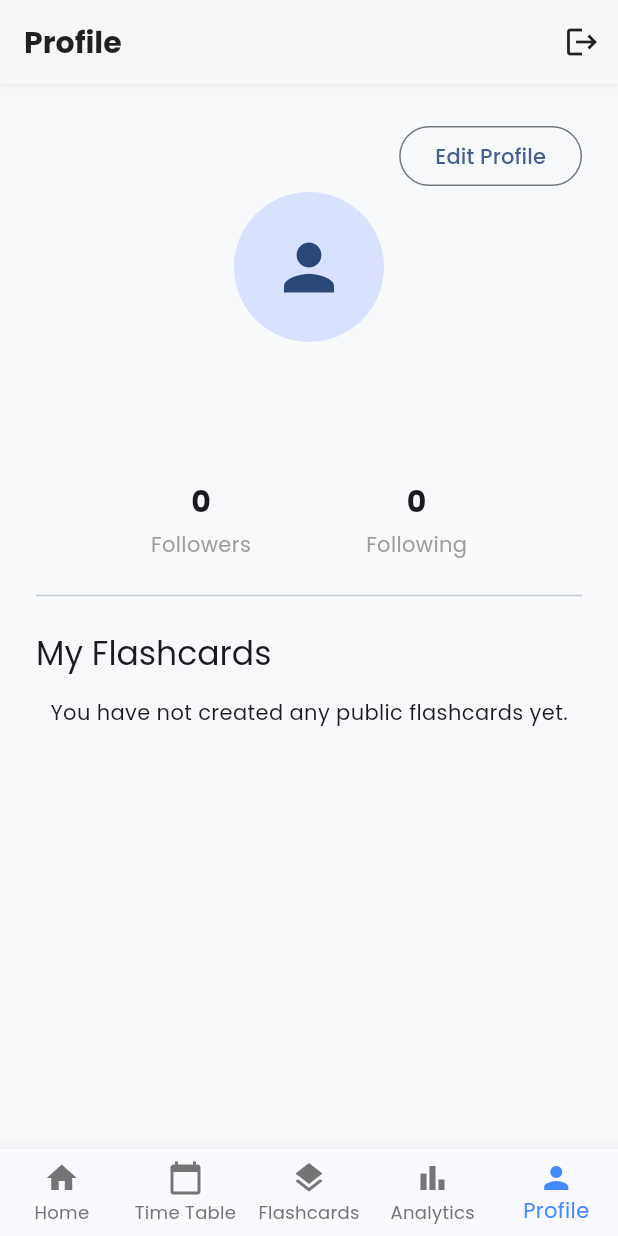
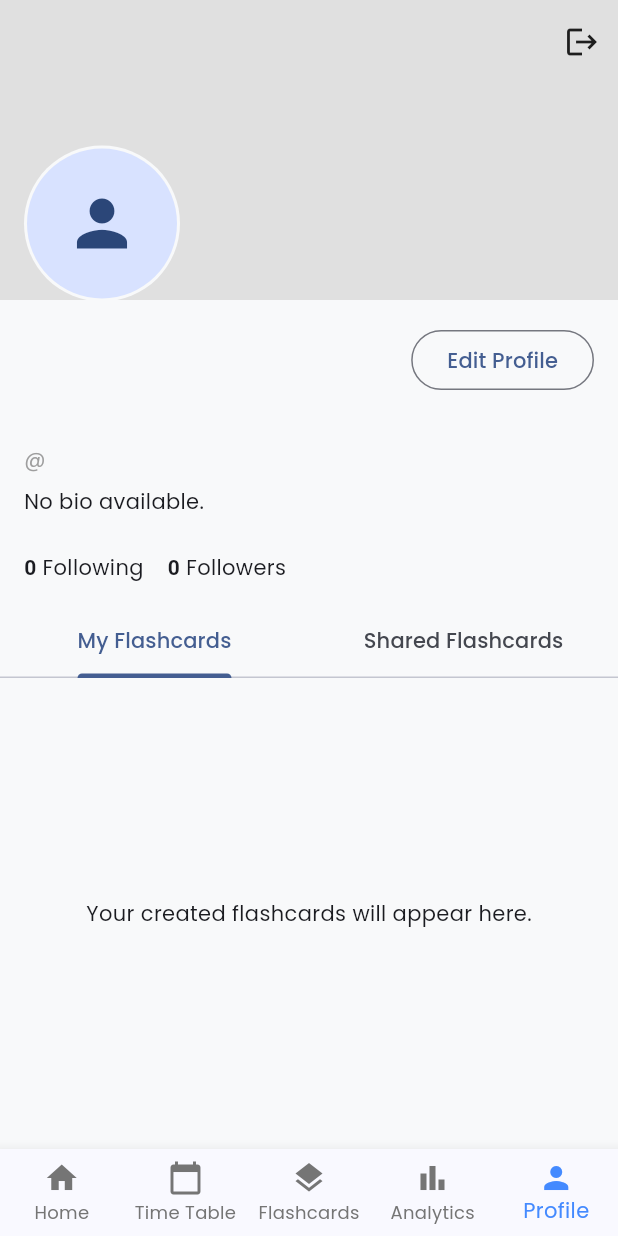
Before and after one commit to opkukna1/chetegram, a Flutter app: the ProfileScreen screen opened by its route, on a phone screen of 412 x 824 dp. Run offline on Flutter 3.47's test engine with Material 3 defaults, Android fonts, the phone set to English and light mode, and no system bars; our stand-ins replace cloud_firestore, firebase_auth, firebase_core, firebase_storage, go_router, google_fonts and 2 more; accounts and stored records are empty; generated files the repository leaves out were written again.

Commit message:
Update profile_screen.dart

```diff
--- a/lib/screens/profile_screen.dart
+++ b/lib/screens/profile_screen.dart
@@ -1,3 +1,4 @@
+import 'package:chetegram/models/user_model.dart';
 import 'package:chetegram/services/auth_service.dart';
 import 'package:chetegram/services/firestore_service.dart';
 import 'package:cloud_firestore/cloud_firestore.dart';
@@ -11,15 +12,16 @@ class ProfileScreen extends StatefulWidget {
   State<ProfileScreen> createState() => _ProfileScreenState();
 }
 
-class _ProfileScreenState extends State<ProfileScreen> {
+class _ProfileScreenState extends State<ProfileScreen> with SingleTickerProviderStateMixin {
   final AuthService _authService = AuthService();
   final FirestoreService _firestoreService = FirestoreService();
-
+  late TabController _tabController;
   late Future<DocumentSnapshot?> _userProfileFuture;
 
   @override
   void initState() {
     super.initState();
+    _tabController = TabController(length: 2, vsync: this); // 2 टैब्स के लिए
     _loadProfile();
   }
 
@@ -30,20 +32,14 @@ class _ProfileScreenState extends State<ProfileScreen> {
   }
 
   @override
+  void dispose() {
+    _tabController.dispose();
+    super.dispose();
+  }
+
+  @override
   Widget build(BuildContext context) {
     return Scaffold(
-      appBar: AppBar(
-        title: const Text('Profile'),
-        actions: [
-          IconButton(
-            icon: const Icon(Icons.logout),
-            onPressed: () async {
-              await _authService.signOut();
-              if (mounted) context.go('/login');
-            },
-          ),
-        ],
-      ),
       body: FutureBuilder<DocumentSnapshot?>(
         future: _userProfileFuture,
         builder: (context, snapshot) {
@@ -54,62 +50,121 @@ class _ProfileScreenState extends State<ProfileScreen> {
             return const Center(child: Text('Could not load profile.'));
           }
 
-          final userData = snapshot.data!.data() as Map<String, dynamic>;
-          final String name = userData['name'] ?? 'No Name';
-          final String email = userData['email'] ?? 'No Email';
-          final int followers = userData['followersCount'] ?? 0;
-          final int following = userData['followingCount'] ?? 0;
+          final user = UserModel.fromFirestore(snapshot.data!);
 
-          return ListView(
-            padding: const EdgeInsets.all(24.0),
+          return NestedScrollView(
+            headerSliverBuilder: (context, innerBoxIsScrolled) {
+              return <Widget>[
+                SliverAppBar(
+                  expandedHeight: 200.0,
+                  floating: false,
+                  pinned: true,
+                  actions: [
+                    IconButton(
+                      icon: const Icon(Icons.logout),
+                      onPressed: () async {
+                        await _authService.signOut();
+                        if (mounted) context.go('/login');
+                      },
+                    ),
+                  ],
+                  flexibleSpace: FlexibleSpaceBar(
+                    background: Stack(
+                      fit: StackFit.expand,
                       children: [
-              Row(
-                mainAxisAlignment: MainAxisAlignment.end,
+                        // कवर फोटो
+                        user.coverPhotoUrl.isNotEmpty
+                            ? Image.network(user.coverPhotoUrl, fit: BoxFit.cover)
+                            : Container(color: Colors.grey.shade300),
+                        // प्रोफाइल पिक्चर
+                        Positioned(
+                          bottom: -1, // थोड़ा ओवरलैप करने के लिए
+                          left: 16,
+                          child: CircleAvatar(
+                            radius: 52,
+                            backgroundColor: Theme.of(context).scaffoldBackgroundColor,
+                            child: CircleAvatar(
+                              radius: 50,
+                              backgroundImage: user.profilePicUrl.isNotEmpty ? NetworkImage(user.profilePicUrl) : null,
+                              child: user.profilePicUrl.isEmpty ? const Icon(Icons.person, size: 50) : null,
+                            ),
+                          ),
+                        ),
+                      ],
+                    ),
+                  ),
+                ),
+              ];
+            },
+            body: Column(
               children: [
-                  OutlinedButton(
+                Padding(
+                  padding: const EdgeInsets.all(16.0),
+                  child: Column(
+                    crossAxisAlignment: CrossAxisAlignment.start,
+                    children: [
+                      Align(
+                        alignment: Alignment.centerRight,
+                        child: OutlinedButton(
                           onPressed: () => context.push('/edit-profile').then((_) => _loadProfile()),
                           child: const Text('Edit Profile'),
                         ),
+                      ),
+                      Text(user.name, style: Theme.of(context).textTheme.headlineSmall?.copyWith(fontWeight: FontWeight.bold)),
+                      Text('@${user.email.split('@')[0]}', style: const TextStyle(color: Colors.grey)),
+                      const SizedBox(height: 8),
+                      Text(user.bio.isNotEmpty ? user.bio : 'No bio available.'),
+                      const SizedBox(height: 8),
+                      if(user.location.isNotEmpty) Row(
+                        children: [
+                          const Icon(Icons.location_on_outlined, size: 16, color: Colors.grey),
+                          const SizedBox(width: 4),
+                          Text(user.location, style: const TextStyle(color: Colors.grey)),
                         ],
                       ),
-              const CircleAvatar(
-                radius: 50,
-                child: Icon(Icons.person, size: 50),
+                      const SizedBox(height: 16),
+                      Row(
+                        children: [
+                          Text.rich(
+                            TextSpan(children: [
+                              TextSpan(text: '${user.followingCount}', style: const TextStyle(fontWeight: FontWeight.bold)),
+                              const TextSpan(text: ' Following'),
+                            ]),
                           ),
-              const SizedBox(height: 16),
-              Center(
-                child: Text(
-                  name,
-                  style: Theme.of(context).textTheme.headlineSmall?.copyWith(fontWeight: FontWeight.bold),
+                          const SizedBox(width: 16),
+                          Text.rich(
+                            TextSpan(children: [
+                              TextSpan(text: '${user.followersCount}', style: const TextStyle(fontWeight: FontWeight.bold)),
+                              const TextSpan(text: ' Followers'),
+                            ]),
+                          ),
+                        ],
+                      ),
+                    ],
                   ),
                 ),
-              Center(child: Text(email, style: const TextStyle(color: Colors.grey))),
-              const SizedBox(height: 24),
-              Row(
-                mainAxisAlignment: MainAxisAlignment.spaceEvenly,
-                children: [
-                  _buildStatColumn('Followers', followers.toString()),
-                  _buildStatColumn('Following', following.toString()),
+                TabBar(
+                  controller: _tabController,
+                  tabs: const [
+                    Tab(text: 'My Flashcards'),
+                    Tab(text: 'Shared Flashcards'),
                   ],
                 ),
-              const Divider(height: 48),
-              Text('My Flashcards', style: Theme.of(context).textTheme.titleLarge),
-              const SizedBox(height: 16),
-              const Center(child: Text('You have not created any public flashcards yet.'))
+                Expanded(
+                  child: TabBarView(
+                    controller: _tabController,
+                    children: const [
+                      // भविष्य में यहाँ यूज़र के फ्लैशकार्ड्स की लिस्ट आएगी
+                      Center(child: Text('Your created flashcards will appear here.')),
+                      Center(child: Text('Flashcards shared by you will appear here.')),
                     ],
+                  ),
+                )
+              ],
+            ),
           );
         },
       ),
     );
   }
-
-  Widget _buildStatColumn(String label, String value) {
-    return Column(
-      children: [
-        Text(value, style: const TextStyle(fontSize: 20, fontWeight: FontWeight.bold)),
-        const SizedBox(height: 4),
-        Text(label, style: const TextStyle(color: Colors.grey)),
-      ],
-    );
 }
-}
```
Lines whose indentation alone changed are shown as unchanged.
